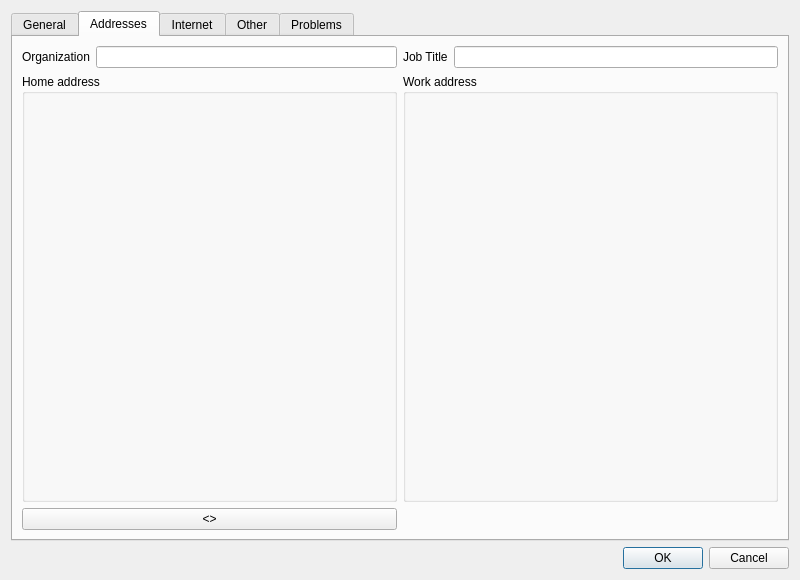
Old version of the form app/contactdialog.ui in the repository DarkHobbit/doublecontact.
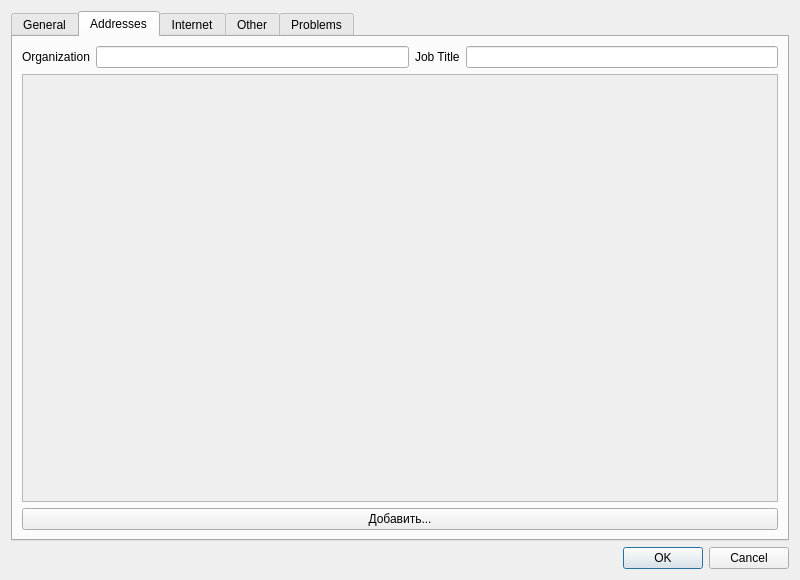
New version of the form. The open tabs and pages were chosen to show the change. Icons and pictures are not drawn.

Commit message: vCard 4.0: Many postal addresses now allowed for 1 contact (only two in older releases)

Diff of the .ui file:
```diff
--- a/app/contactdialog.ui
+++ b/app/contactdialog.ui
@@ -302,23 +302,9 @@
       <attribute name="title">
        <string>Addresses</string>
       </attribute>
-      <layout class="QGridLayout" name="gridLayout_3">
-       <item row="0" column="1">
-        <layout class="QHBoxLayout" name="horizontalLayout_6">
-         <item>
-          <widget class="QLabel" name="lbTitle">
-           <property name="text">
-            <string>Job Title</string>
-           </property>
-          </widget>
-         </item>
-         <item>
-          <widget class="QLineEdit" name="leTitle"/>
-         </item>
-        </layout>
-       </item>
-       <item row="0" column="0">
-        <layout class="QHBoxLayout" name="horizontalLayout_5">
+      <layout class="QVBoxLayout" name="verticalLayout_6">
+       <item>
+        <layout class="QHBoxLayout" name="horizontalLayout_9">
          <item>
           <widget class="QLabel" name="lbOrganization">
            <property name="text">
@@ -329,38 +315,39 @@
          <item>
           <widget class="QLineEdit" name="leOrganization"/>
          </item>
+         <item>
+          <widget class="QLabel" name="lbTitle">
+           <property name="text">
+            <string>Job Title</string>
+           </property>
+          </widget>
+         </item>
+         <item>
+          <widget class="QLineEdit" name="leTitle"/>
+         </item>
         </layout>
        </item>
-       <item row="1" column="0">
-        <widget class="QGroupBox" name="gbAddrHome">
-         <property name="sizePolicy">
-          <sizepolicy hsizetype="Preferred" vsizetype="Expanding">
-           <horstretch>0</horstretch>
-           <verstretch>0</verstretch>
-          </sizepolicy>
+       <item>
+        <widget class="QScrollArea" name="saAddresses">
+         <property name="widgetResizable">
+          <bool>true</bool>
          </property>
-         <property name="title">
-          <string>Home address</string>
-         </property>
+         <widget class="QWidget" name="scrollAreaWidgetContents">
+          <property name="geometry">
+           <rect>
+            <x>0</x>
+            <y>0</y>
+            <width>762</width>
+            <height>437</height>
+           </rect>
+          </property>
+         </widget>
         </widget>
        </item>
-       <item row="1" column="1">
-        <widget class="QGroupBox" name="gbAddrWork">
-         <property name="sizePolicy">
-          <sizepolicy hsizetype="Preferred" vsizetype="Expanding">
-           <horstretch>0</horstretch>
-           <verstretch>0</verstretch>
-          </sizepolicy>
-         </property>
-         <property name="title">
-          <string>Work address</string>
-         </property>
-        </widget>
-       </item>
-       <item row="2" column="0">
-        <widget class="QPushButton" name="btnSwapAddresses">
+       <item>
+        <widget class="QPushButton" name="btnAddAddress">
          <property name="text">
-          <string>&lt;&gt;</string>
+          <string>Добавить...</string>
          </property>
         </widget>
        </item>
```
The commit also changes 17 other files.
